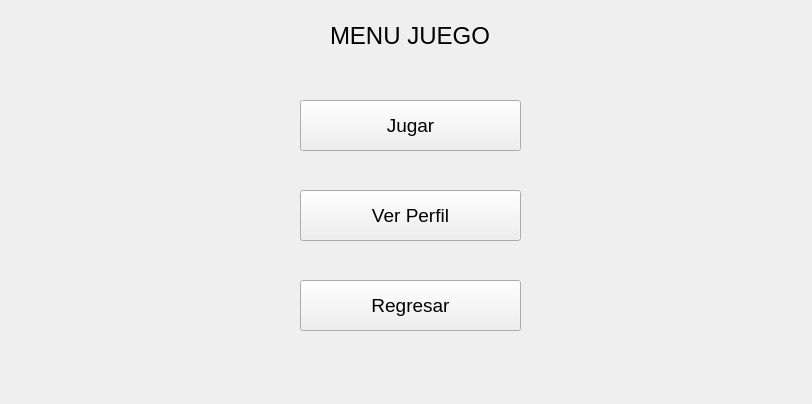
Old version of the form Minesweeper/frmmenujuego.ui in the repository WeaselSSH/Minesweeper.
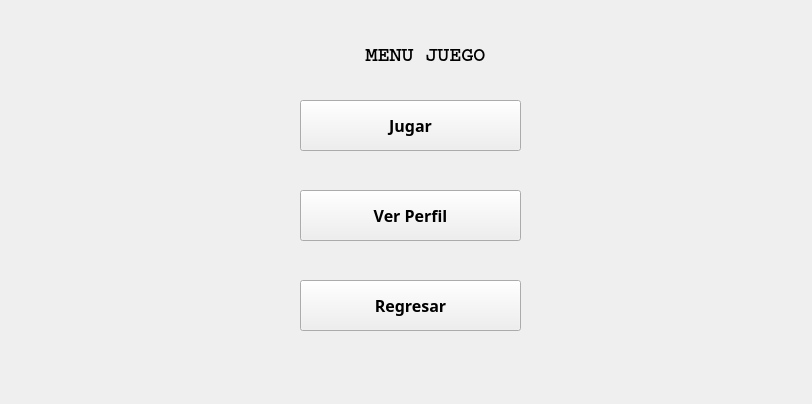
New version of the form.

Patch:
```diff
--- a/Minesweeper/frmmenujuego.ui
+++ b/Minesweeper/frmmenujuego.ui
@@ -16,20 +16,25 @@
   <widget class="QLabel" name="label">
    <property name="geometry">
     <rect>
-     <x>330</x>
-     <y>10</y>
-     <width>191</width>
+     <x>270</x>
+     <y>30</y>
+     <width>311</width>
      <height>51</height>
     </rect>
    </property>
    <property name="font">
     <font>
-     <pointsize>18</pointsize>
+     <family>Courier</family>
+     <pointsize>15</pointsize>
+     <bold>true</bold>
     </font>
    </property>
    <property name="text">
     <string>MENU JUEGO</string>
    </property>
+   <property name="alignment">
+    <set>Qt::AlignmentFlag::AlignCenter</set>
+   </property>
   </widget>
   <widget class="QPushButton" name="btnJugar">
    <property name="geometry">
@@ -42,7 +47,9 @@
    </property>
    <property name="font">
     <font>
-     <pointsize>14</pointsize>
+     <family>8514oem</family>
+     <pointsize>12</pointsize>
+     <bold>true</bold>
     </font>
    </property>
    <property name="text">
@@ -60,7 +67,9 @@
    </property>
    <property name="font">
     <font>
-     <pointsize>14</pointsize>
+     <family>8514oem</family>
+     <pointsize>12</pointsize>
+     <bold>true</bold>
     </font>
    </property>
    <property name="text">
@@ -78,7 +87,9 @@
    </property>
    <property name="font">
     <font>
-     <pointsize>14</pointsize>
+     <family>8514oem</family>
+     <pointsize>12</pointsize>
+     <bold>true</bold>
     </font>
    </property>
    <property name="text">
```
